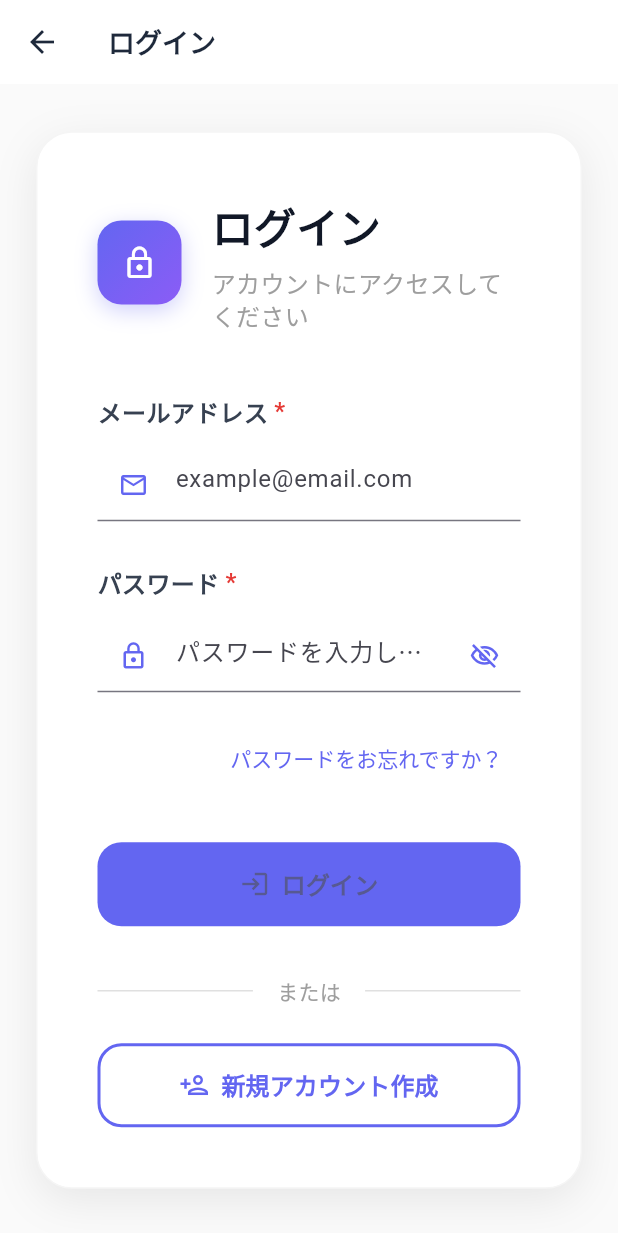
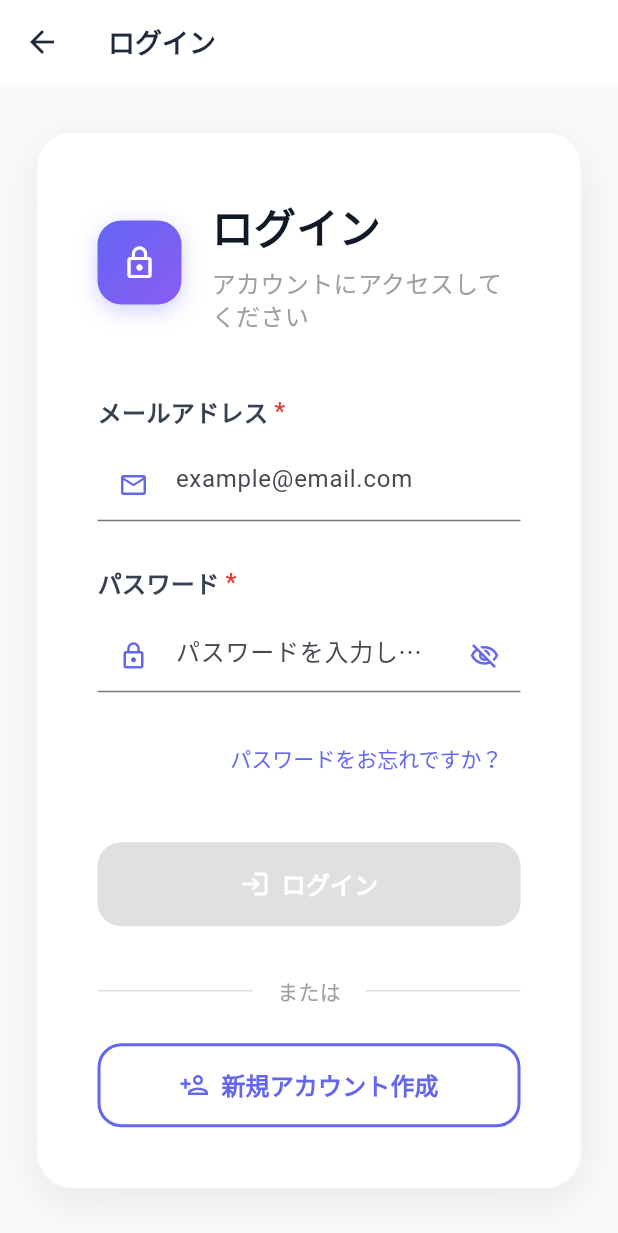
Before and after one commit to Rikut0417/AIHackathon2025, a Flutter app: the screen it shows after launch, after a tap on "スキップ", on a phone screen of 412 x 824 dp. Shown: the top 1233 px of the screen. Run offline on Flutter 3.47's test engine with Material 3 defaults, Android fonts, the phone set to English and light mode, and no system bars; our stand-ins replace firebase_auth, firebase_core, shared_preferences, smooth_page_indicator; accounts and stored records are empty; statements that could not run were skipped.

Commit message:
ログインボタン、新規作成ボタンの修正

```diff
--- a/frontend/lib/login.dart
+++ b/frontend/lib/login.dart
@@ -15,7 +15,39 @@ class _LoginScreenState extends State<LoginScreen> {
   final AuthService _authService = AuthService();
   bool _obscurePassword = true;
   bool _isLoading = false;
+  bool _isFormValid = false;
   bool _isSignUp = false;
+
+  @override
+  void initState() {
+    super.initState();
+
+    // テキストフィールドの変更を監視
+    _emailController.addListener(_validateForm);
+    _passwordController.addListener(_validateForm);
+  }
+
+  // フォームのバリデーション
+  void _validateForm() {
+    final email = _emailController.text.trim();
+    final password = _passwordController.text;
+
+    final isValid = email.isNotEmpty &&
+                   password.isNotEmpty &&
+                   password.length >= 6 &&
+                   _isValidEmail(email);
+
+    if (_isFormValid != isValid) {
+      setState(() {
+        _isFormValid = isValid;
+      });
+    }
+  }
+
+  // メールアドレスの簡単なバリデーション
+  bool _isValidEmail(String email) {
+    return RegExp(r'^[\w-\.]+@([\w-]+\.)+[\w-]{2,4}$').hasMatch(email);
+  }
 
   void _authenticate() async {
     if (_emailController.text.isEmpty || _passwordController.text.isEmpty) {
@@ -225,13 +257,18 @@ class _LoginScreenState extends State<LoginScreen> {
                         const SizedBox(height: 12),
                         TextField(
                           controller: _emailController,
-                          decoration: const InputDecoration(
+                          decoration: InputDecoration(
                             hintText: 'example@email.com',
-                            prefixIcon: Icon(
+                            prefixIcon: const Icon(
                               Icons.email_outlined,
                               color: Color(0xFF6366F1),
                               size: 20,
                             ),
+                            // エラー表示
+                            errorText: _emailController.text.isNotEmpty &&
+                                      !_isValidEmail(_emailController.text.trim())
+                                      ? 'メールアドレスの形式が正しくありません'
+                                      : null,
                           ),
                           keyboardType: TextInputType.emailAddress,
                         ),
@@ -288,13 +325,19 @@ class _LoginScreenState extends State<LoginScreen> {
                                 });
                               },
                             ),
+                            // パスワードの最小文字数チェック
+                            errorText: _passwordController.text.isNotEmpty &&
+                                      _passwordController.text.length < 6
+                                      ? 'パスワードは6文字以上で入力してください'
+                                      : null,
                           ),
                         ),
                       ],
                     ),
                     const SizedBox(height: 20),
 
-                    // パスワードを忘れた場合のリンク
+                    // パスワードを忘れた場合のリンク（ログインモードのみ表示）
+                    if (!_isSignUp)
                       Align(
                         alignment: Alignment.centerRight,
                         child: TextButton(
@@ -322,15 +365,45 @@ class _LoginScreenState extends State<LoginScreen> {
                       width: double.infinity,
                       height: 56,
                       child: ElevatedButton(
-                        onPressed: _isLoading ? null : _authenticate,
+                        onPressed: (_isLoading || !_isFormValid) ? null : _authenticate,
                         style: ElevatedButton.styleFrom(
-                          backgroundColor: _isLoading
-                              ? Colors.grey.shade300
-                              : const Color(0xFF6366F1),
                           elevation: 0,
                           shadowColor: Colors.transparent,
                           shape: RoundedRectangleBorder(
                             borderRadius: BorderRadius.circular(16.0),
+                          ),
+                        ).copyWith(
+                          // ホバー効果とカラー設定
+                          backgroundColor: MaterialStateProperty.resolveWith<Color?>(
+                            (Set<MaterialState> states) {
+                              if (states.contains(MaterialState.disabled)) {
+                                return Colors.grey.shade300;
+                              }
+                              if (states.contains(MaterialState.hovered)) {
+                                return const Color(0xFF7C3AED); // ホバー時により明るい紫色
+                              }
+                              if (states.contains(MaterialState.pressed)) {
+                                return const Color(0xFF5B21B6); // 押下時はより暗い色
+                              }
+                              return const Color(0xFF6366F1); // 通常時
+                            },
+                          ),
+                          foregroundColor: MaterialStateProperty.resolveWith<Color?>(
+                            (Set<MaterialState> states) {
+                              if (states.contains(MaterialState.disabled)) {
+                                return Colors.grey.shade500;
+                              }
+                              return Colors.white; // 常に白色
+                            },
+                          ),
+                          // ホバー時のマウスカーソルを指に変更
+                          mouseCursor: MaterialStateProperty.resolveWith<MouseCursor?>(
+                            (Set<MaterialState> states) {
+                              if (states.contains(MaterialState.disabled)) {
+                                return SystemMouseCursors.forbidden;
+                              }
+                              return SystemMouseCursors.click;
+                            },
                           ),
                         ),
                         child: _isLoading
@@ -347,13 +420,18 @@ class _LoginScreenState extends State<LoginScreen> {
                             : Row(
                                 mainAxisAlignment: MainAxisAlignment.center,
                                 children: [
-                                  Icon(_isSignUp ? Icons.person_add : Icons.login, size: 20),
+                                  Icon(
+                                    _isSignUp ? Icons.person_add : Icons.login,
+                                    size: 20,
+                                    color: Colors.white, // アイコンを白色に
+                                  ),
                                   const SizedBox(width: 8),
                                   Text(
                                     _isSignUp ? 'アカウント作成' : 'ログイン',
                                     style: const TextStyle(
                                       fontSize: 16,
                                       fontWeight: FontWeight.w600,
+                                      color: Colors.white, // テキストを白色に
                                     ),
                                   ),
                                 ],
@@ -399,6 +477,10 @@ class _LoginScreenState extends State<LoginScreen> {
                         onPressed: () {
                           setState(() {
                             _isSignUp = !_isSignUp;
+                            // フォームをクリア
+                            _emailController.clear();
+                            _passwordController.clear();
+                            _validateForm();
                           });
                         },
                         style: OutlinedButton.styleFrom(
@@ -439,6 +521,10 @@ class _LoginScreenState extends State<LoginScreen> {
 
   @override
   void dispose() {
+    // リスナーを削除
+    _emailController.removeListener(_validateForm);
+    _passwordController.removeListener(_validateForm);
+
     _emailController.dispose();
     _passwordController.dispose();
     super.dispose();
```
Lines whose indentation alone changed are shown as unchanged.
